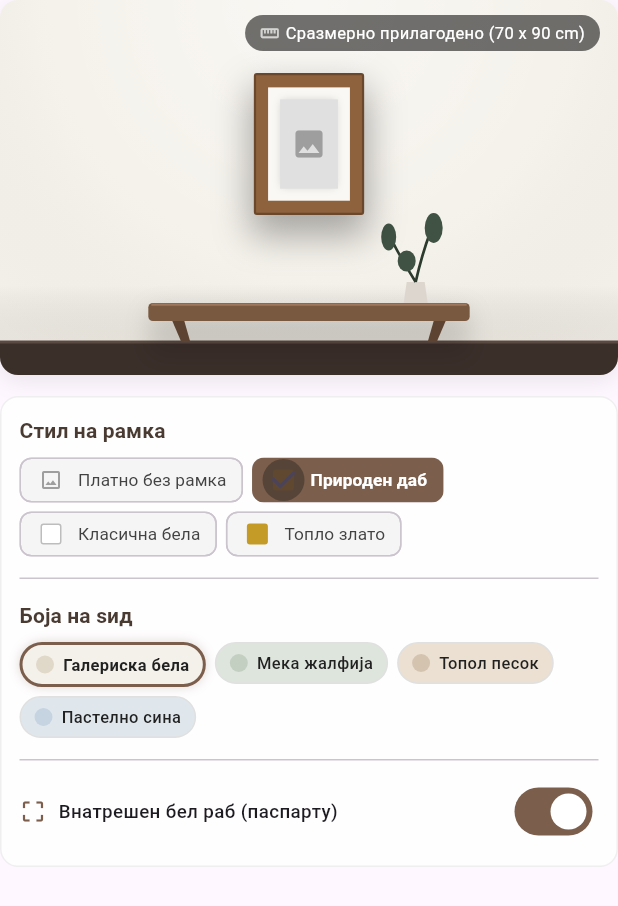
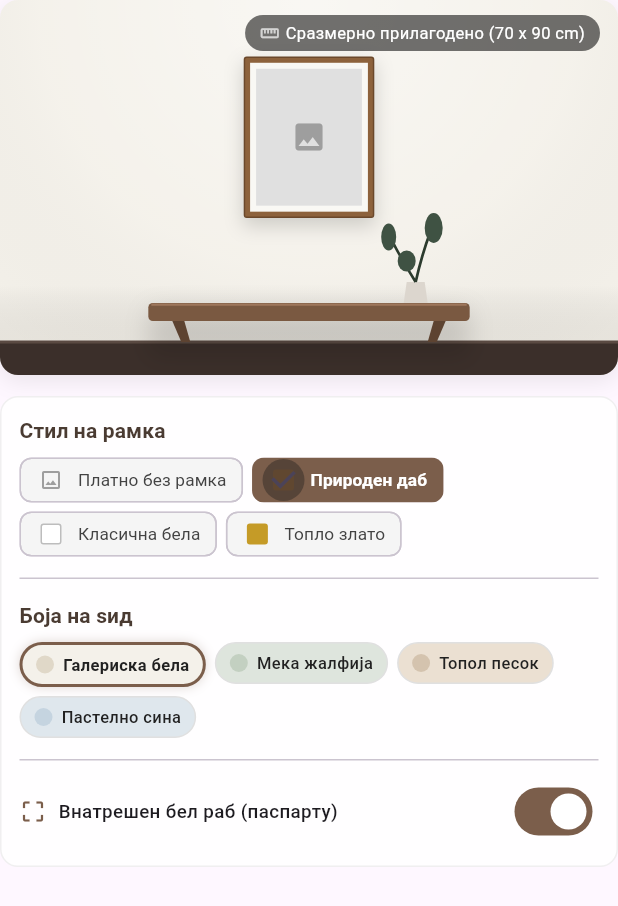
Before and after one commit to irinagalleryart/atelier_gallery, a Flutter app: the VirtualWallStudio widget shown alone on an empty page, opened directly with empty values, on a phone screen of 412 x 824 dp. Shown: the top 906 px of the screen. Run offline on Flutter 3.47's test engine with Material 3 defaults, Android fonts, the phone set to English and light mode, and no system bars; our stand-ins replace image_picker, shared_preferences, supabase_flutter, yaml; accounts and stored records are empty; network calls fail.

Commit message:
fix wall display

```diff
--- a/lib/widgets/virtual_wall_studio.dart
+++ b/lib/widgets/virtual_wall_studio.dart
@@ -114,6 +114,66 @@ class _VirtualWallStudioState extends State<VirtualWallStudio> {
   VirtualWallColor _selectedWallColor = VirtualWallColor.galleryOffWhite;
   bool _hasPassePartout = true;
 
+  double? _naturalAspectRatio;
+  ImageStream? _imageStream;
+  ImageStreamListener? _imageStreamListener;
+
+  @override
+  void initState() {
+    super.initState();
+    _resolveImageAspectRatio();
+  }
+
+  @override
+  void didUpdateWidget(covariant VirtualWallStudio oldWidget) {
+    super.didUpdateWidget(oldWidget);
+    if (oldWidget.artwork.imageUrl != widget.artwork.imageUrl) {
+      _naturalAspectRatio = null;
+      _resolveImageAspectRatio();
+    }
+  }
+
+  @override
+  void dispose() {
+    _removeImageStreamListener();
+    super.dispose();
+  }
+
+  void _removeImageStreamListener() {
+    if (_imageStream != null && _imageStreamListener != null) {
+      _imageStream!.removeListener(_imageStreamListener!);
+    }
+    _imageStream = null;
+    _imageStreamListener = null;
+  }
+
+  void _resolveImageAspectRatio() {
+    _removeImageStreamListener();
+    final url = widget.artwork.imageUrl.trim();
+    if (url.isEmpty) return;
+
+    final provider = NetworkImage(url);
+    final stream = provider.resolve(const ImageConfiguration());
+    final listener = ImageStreamListener(
+      (ImageInfo info, bool _) {
+        final w = info.image.width.toDouble();
+        final h = info.image.height.toDouble();
+        if (w > 0 && h > 0 && mounted) {
+          final ratio = w / h;
+          if (_naturalAspectRatio == null ||
+              (_naturalAspectRatio! - ratio).abs() > 0.01) {
+            setState(() => _naturalAspectRatio = ratio);
+          }
+        }
+      },
+      onError: (_, __) {},
+    );
+
+    _imageStream = stream;
+    _imageStreamListener = listener;
+    stream.addListener(listener);
+  }
+
   @override
   Widget build(BuildContext context) {
     final l10n = AppLocalizations.of(context)!;
@@ -126,57 +186,80 @@ class _VirtualWallStudioState extends State<VirtualWallStudio> {
         final roomWidth = constraints.maxWidth;
         final roomHeight = isNarrow ? 250.0 : 330.0;
 
-        // Calculate artwork target dimensions proportionally based on physical height cm
+        // Prefer real loaded image orientation so horizontal/landscape paintings
+        // always get a horizontal frame matching the actual artwork.
         final parsedDim = ArtworkDimensions.parse(widget.artwork.dimensions);
-        final maxHeight = roomHeight * 0.50;
-        final minHeight = roomHeight * 0.22;
+        final effectiveAspectRatio = (_naturalAspectRatio ??
+                parsedDim?.aspectRatio ??
+                1.0)
+            .clamp(0.45, 2.4);
 
-        double targetHeight;
-        double targetWidth;
+        final isLandscape = effectiveAspectRatio > 1.05;
 
-        if (parsedDim != null) {
-          // Map physical height (25cm to 140cm range) proportionally to pixel height
+        // Size artwork cleanly on the wall based on orientation and physical size
+        final baseHeight = isLandscape ? roomHeight * 0.34 : roomHeight * 0.42;
+        double targetHeight = baseHeight;
+        double targetWidth = targetHeight * effectiveAspectRatio;
+
+        if (parsedDim != null && _naturalAspectRatio == null) {
           const minCm = 25.0;
           const maxCm = 140.0;
           final clampedHeightCm = parsedDim.heightCm.clamp(minCm, maxCm);
           final progress =
               ((clampedHeightCm - minCm) / (maxCm - minCm)).clamp(0.0, 1.0);
+          final minH = isLandscape ? roomHeight * 0.24 : roomHeight * 0.26;
+          final maxH = isLandscape ? roomHeight * 0.40 : roomHeight * 0.46;
+          targetHeight = minH + (maxH - minH) * progress;
+          targetWidth = targetHeight * effectiveAspectRatio;
+        }
 
-          targetHeight = minHeight + (maxHeight - minHeight) * progress;
-          targetWidth = targetHeight * parsedDim.aspectRatio;
+        // Keep framed artwork inside the wall space and above the console shelf
+        final maxAllowedWidth = roomWidth * (isLandscape ? 0.62 : 0.52);
+        final maxAllowedHeight = roomHeight - 86.0;
 
-          // Cap maximum width so it stays neatly framed without overflowing room sides
-          final maxAllowedWidth = math.min(roomWidth * 0.62, roomHeight * 0.56);
         if (targetWidth > maxAllowedWidth) {
           final scale = maxAllowedWidth / targetWidth;
           targetWidth = maxAllowedWidth;
           targetHeight = targetHeight * scale;
         }
-        } else {
-          // Fallback if dimensions cannot be parsed
-          targetHeight = roomHeight * 0.38;
-          targetWidth = targetHeight * 0.82;
-          final maxAllowedWidth = math.min(roomWidth * 0.62, roomHeight * 0.56);
-          if (targetWidth > maxAllowedWidth) {
-            final scale = maxAllowedWidth / targetWidth;
-            targetWidth = maxAllowedWidth;
-            targetHeight = targetHeight * scale;
-          }
+        if (targetHeight > maxAllowedHeight) {
+          final scale = maxAllowedHeight / targetHeight;
+          targetHeight = maxAllowedHeight;
+          targetWidth = targetWidth * scale;
         }
 
-        // Horizontal and vertical centering calculations
-        final leftPos = (roomWidth - targetWidth) / 2;
-        final availableWallHeightAboveShelf = roomHeight - 64.0;
-        final topPos =
-            14.0 + (availableWallHeightAboveShelf - targetHeight) * 0.38;
-        final clampedTopPos = topPos.clamp(10.0, roomHeight * 0.42);
+        // Frame and inner mat (passe-partout) tightly wrapped around artwork
+        final showMatting =
+            _hasPassePartout && _selectedFrame != VirtualFrameStyle.none;
+
+        final minSide = math.min(targetWidth, targetHeight);
+        final frameThickness = _selectedFrame != VirtualFrameStyle.none
+            ? (minSide * 0.045).clamp(3.0, 7.5)
+            : 0.0;
+
+        final matThickness = showMatting
+            ? (minSide * 0.05).clamp(4.0, 8.5)
+            : 0.0;
+
+        final totalExtra = frameThickness + matThickness;
+
+        final outerWidth = targetWidth + 2 * totalExtra;
+        final outerHeight = targetHeight + 2 * totalExtra;
+
+        final outerLeftPos = (roomWidth - outerWidth) / 2;
+        final availableWallHeightAboveShelf = roomHeight - 66.0;
+        final artworkTopPos =
+            14.0 + (availableWallHeightAboveShelf - targetHeight) * 0.34;
+        final clampedArtworkTopPos =
+            artworkTopPos.clamp(10.0, roomHeight * 0.38);
+        final outerTopPos = clampedArtworkTopPos - totalExtra;
 
         return SingleChildScrollView(
           physics: const BouncingScrollPhysics(),
           child: Column(
             crossAxisAlignment: CrossAxisAlignment.stretch,
             children: [
-              // 1. Room Scene Canvas (Single Stack with direct Positioned child to avoid ParentDataWidget errors)
+              // 1. Room Scene Canvas
               Container(
                 height: roomHeight,
                 decoration: BoxDecoration(
@@ -205,19 +288,26 @@ class _VirtualWallStudioState extends State<VirtualWallStudio> {
                         ),
                       ),
 
-                      // Room Furniture (Console Table / Shelf & Plant Silhouette)
+                      // Room Furniture
                       CustomPaint(
                         size: Size(roomWidth, roomHeight),
                         painter: _RoomFurniturePainter(),
                       ),
 
-                      // Framed Artwork (Direct Positioned child of Stack)
+                      // Framed Artwork with orientation-matched frame
                       Positioned(
-                        left: leftPos,
-                        top: clampedTopPos,
-                        width: targetWidth,
-                        height: targetHeight,
-                        child: _buildFramedArtworkBox(targetHeight),
+                        left: outerLeftPos,
+                        top: outerTopPos,
+                        width: outerWidth,
+                        height: outerHeight,
+                        child: Center(
+                          child: _buildFramedArtworkBox(
+                            targetWidth: targetWidth,
+                            targetHeight: targetHeight,
+                            frameThickness: frameThickness,
+                            matThickness: matThickness,
+                          ),
+                        ),
                       ),
 
                       // Dimension Scale Note Badge
@@ -276,7 +366,6 @@ class _VirtualWallStudioState extends State<VirtualWallStudio> {
                 child: Column(
                   crossAxisAlignment: CrossAxisAlignment.start,
                   children: [
-                    // Frame Style Header & Selector (Wraps cleanly on narrow screens)
                     Row(
                       mainAxisAlignment: MainAxisAlignment.spaceBetween,
                       children: [
@@ -360,7 +449,6 @@ class _VirtualWallStudioState extends State<VirtualWallStudio> {
                     const Divider(height: 1),
                     const SizedBox(height: 14),
 
-                    // Wall Color Header & Selector (Wraps cleanly on narrow screens)
                     Text(
                       l10n.wallColor,
                       style: theme.textTheme.titleSmall?.copyWith(
@@ -434,12 +522,10 @@ class _VirtualWallStudioState extends State<VirtualWallStudio> {
                       }).toList(),
                     ),
 
-                    // Passe-partout / Inner White Mat Border Toggle (Hidden for unframed canvas)
                     if (_selectedFrame != VirtualFrameStyle.none) ...[
                       const SizedBox(height: 14),
                       const Divider(height: 1),
                       const SizedBox(height: 10),
-
                       Row(
                         mainAxisAlignment: MainAxisAlignment.spaceBetween,
                         children: [
@@ -484,83 +570,69 @@ class _VirtualWallStudioState extends State<VirtualWallStudio> {
     );
   }
 
-  Widget _buildFramedArtworkBox(double targetHeight) {
-    double frameBorderWidth = 0;
+  Widget _buildFramedArtworkBox({
+    required double targetWidth,
+    required double targetHeight,
+    required double frameThickness,
+    required double matThickness,
+  }) {
     BoxDecoration frameOuterDecoration;
-    EdgeInsets mattingPadding = EdgeInsets.zero;
 
     switch (_selectedFrame) {
       case VirtualFrameStyle.none:
-        frameBorderWidth = 0;
         frameOuterDecoration = BoxDecoration(
+          color: Colors.transparent,
           borderRadius: BorderRadius.circular(1),
           boxShadow: [
             BoxShadow(
-              color: Colors.black.withValues(alpha: 0.28),
-              blurRadius: 16,
-              spreadRadius: 1,
-              offset: const Offset(0, 10),
-            ),
-            BoxShadow(
-              color: Colors.black.withValues(alpha: 0.12),
-              blurRadius: 4,
-              offset: const Offset(0, 2),
+              color: Colors.black.withValues(alpha: 0.14),
+              blurRadius: 8,
+              spreadRadius: 0,
+              offset: const Offset(0, 4),
             ),
           ],
         );
-        mattingPadding = EdgeInsets.zero;
         break;
 
       case VirtualFrameStyle.oak:
-        frameBorderWidth = math.max(8.0, targetHeight * 0.06);
         frameOuterDecoration = BoxDecoration(
           color: const Color(0xFF8D623C),
           borderRadius: BorderRadius.circular(2),
           border: Border.all(
             color: const Color(0xFF6B482B),
-            width: 1.5,
-          ),
-          boxShadow: [
-            BoxShadow(
-              color: Colors.black.withValues(alpha: 0.32),
-              blurRadius: 20,
-              spreadRadius: 2,
-              offset: const Offset(0, 12),
-            ),
-          ],
-        );
-        mattingPadding =
-            (_hasPassePartout && _selectedFrame != VirtualFrameStyle.none)
-                ? EdgeInsets.all(math.max(8.0, targetHeight * 0.07))
-                : EdgeInsets.zero;
-        break;
-
-      case VirtualFrameStyle.white:
-        frameBorderWidth = math.max(8.0, targetHeight * 0.06);
-        frameOuterDecoration = BoxDecoration(
-          color: const Color(0xFFFDFDFD),
-          borderRadius: BorderRadius.circular(2),
-          border: Border.all(
-            color: const Color(0xFFE0E0E0),
             width: 1.0,
           ),
           boxShadow: [
             BoxShadow(
-              color: Colors.black.withValues(alpha: 0.26),
-              blurRadius: 18,
-              spreadRadius: 1,
-              offset: const Offset(0, 10),
+              color: Colors.black.withValues(alpha: 0.16),
+              blurRadius: 10,
+              spreadRadius: 0,
+              offset: const Offset(0, 5),
             ),
           ],
         );
-        mattingPadding =
-            (_hasPassePartout && _selectedFrame != VirtualFrameStyle.none)
-                ? EdgeInsets.all(math.max(8.0, targetHeight * 0.07))
-                : EdgeInsets.zero;
+        break;
+
+      case VirtualFrameStyle.white:
+        frameOuterDecoration = BoxDecoration(
+          color: const Color(0xFFFCFCFA),
+          borderRadius: BorderRadius.circular(2),
+          border: Border.all(
+            color: const Color(0xFFD8D5CE),
+            width: 1.0,
+          ),
+          boxShadow: [
+            BoxShadow(
+              color: Colors.black.withValues(alpha: 0.14),
+              blurRadius: 9,
+              spreadRadius: 0,
+              offset: const Offset(0, 4),
+            ),
+          ],
+        );
         break;
 
       case VirtualFrameStyle.gold:
-        frameBorderWidth = math.max(8.0, targetHeight * 0.06);
         frameOuterDecoration = BoxDecoration(
           gradient: const LinearGradient(
             begin: Alignment.topLeft,
@@ -578,17 +650,13 @@ class _VirtualWallStudioState extends State<VirtualWallStudio> {
           ),
           boxShadow: [
             BoxShadow(
-              color: Colors.black.withValues(alpha: 0.30),
-              blurRadius: 20,
-              spreadRadius: 1,
-              offset: const Offset(0, 12),
+              color: Colors.black.withValues(alpha: 0.16),
+              blurRadius: 10,
+              spreadRadius: 0,
+              offset: const Offset(0, 5),
             ),
           ],
         );
-        mattingPadding =
-            (_hasPassePartout && _selectedFrame != VirtualFrameStyle.none)
-                ? EdgeInsets.all(math.max(8.0, targetHeight * 0.07))
-                : EdgeInsets.zero;
         break;
     }
 
@@ -597,27 +665,22 @@ class _VirtualWallStudioState extends State<VirtualWallStudio> {
 
     return Container(
       decoration: frameOuterDecoration,
-      padding: EdgeInsets.all(frameBorderWidth),
+      padding: EdgeInsets.all(frameThickness),
       child: Container(
         color: showMatting ? const Color(0xFFF9F8F4) : Colors.transparent,
-        padding: mattingPadding,
-        child: Container(
-          decoration: BoxDecoration(
-            boxShadow: showMatting
-                ? [
-                    BoxShadow(
-                      color: Colors.black.withValues(alpha: 0.18),
-                      blurRadius: 4,
-                      spreadRadius: -1,
-                    ),
-                  ]
-                : null,
-          ),
+        padding: EdgeInsets.all(matThickness),
+        child: SizedBox(
+          width: targetWidth,
+          height: targetHeight,
           child: widget.artwork.imageUrl.isNotEmpty
               ? Image.network(
                   widget.artwork.imageUrl,
-                  fit: BoxFit.cover,
+                  width: targetWidth,
+                  height: targetHeight,
+                  fit: BoxFit.contain,
                   errorBuilder: (context, error, stackTrace) => Container(
+                    width: targetWidth,
+                    height: targetHeight,
                     color: Colors.grey.shade300,
                     child: const Center(
                       child: Icon(Icons.broken_image,
@@ -626,6 +689,8 @@ class _VirtualWallStudioState extends State<VirtualWallStudio> {
                   ),
                 )
               : Container(
+                  width: targetWidth,
+                  height: targetHeight,
                   color: Colors.grey.shade300,
                   child: const Center(
                     child: Icon(Icons.image, color: Colors.grey, size: 24),
@@ -680,7 +745,6 @@ class _WallLightPainter extends CustomPainter {
 
   @override
   void paint(Canvas canvas, Size size) {
-    // Top center light cone
     final lightPaint = Paint()
       ..shader = RadialGradient(
         center: const Alignment(0, -1.0),
@@ -695,7 +759,6 @@ class _WallLightPainter extends CustomPainter {
 
     canvas.drawRect(Rect.fromLTWH(0, 0, size.width, size.height), lightPaint);
 
-    // Subtle floor shadow gradient at bottom
     final shadowPaint = Paint()
       ..shader = LinearGradient(
         begin: Alignment.topCenter,
@@ -726,7 +789,6 @@ class _RoomFurniturePainter extends CustomPainter {
     final tableTopY = size.height - floorHeight - 26.0;
     final tableLeft = (size.width - tableWidth) / 2;
 
-    // 1. Skirting Board / Floor Base
     final floorPaint = Paint()..color = const Color(0xFF3B2F2A);
     canvas.drawRect(
       Rect.fromLTWH(0, size.height - floorHeight, size.width, floorHeight),
@@ -742,7 +804,6 @@ class _RoomFurniturePainter extends CustomPainter {
       skirtingLinePaint,
     );
 
-    // 2. Console Table Shadow on Wall/Floor
     final tableShadow = Paint()
       ..color = Colors.black.withValues(alpha: 0.12)
       ..maskFilter = const MaskFilter.blur(BlurStyle.normal, 8);
@@ -754,7 +815,6 @@ class _RoomFurniturePainter extends CustomPainter {
       tableShadow,
     );
 
-    // 3. Console Table Legs (Minimalist tapered wooden legs)
     final legPaint = Paint()..color = const Color(0xFF5D4331);
     final legPath1 = Path()
       ..moveTo(tableLeft + 16, tableTopY + tableHeight)
@@ -772,7 +832,6 @@ class _RoomFurniturePainter extends CustomPainter {
       ..close();
     canvas.drawPath(legPath2, legPaint);
 
-    // 4. Console Table Surface
     final tableTopPaint = Paint()..color = const Color(0xFF7A5941);
     final tableTopRRect = RRect.fromRectAndRadius(
       Rect.fromLTWH(tableLeft, tableTopY, tableWidth, tableHeight),
@@ -780,7 +839,6 @@ class _RoomFurniturePainter extends CustomPainter {
     );
     canvas.drawRRect(tableTopRRect, tableTopPaint);
 
-    // Table top highlight
     final tableHighlight = Paint()
       ..color = const Color(0xFF9E775C)
       ..strokeWidth = 1.5;
@@ -790,11 +848,9 @@ class _RoomFurniturePainter extends CustomPainter {
       tableHighlight,
     );
 
-    // 5. Minimalist Potted Ceramic Plant Silhouette on Right Side of Console Table
     final plantBaseX = tableLeft + tableWidth - 36;
     final plantBaseY = tableTopY;
 
-    // Ceramic Pot
     final potPaint = Paint()..color = const Color(0xFFDCD6CE);
     final potPath = Path()
       ..moveTo(plantBaseX - 8, plantBaseY)
@@ -804,7 +860,6 @@ class _RoomFurniturePainter extends CustomPainter {
       ..close();
     canvas.drawPath(potPath, potPaint);
 
-    // Plant Stems & Leaves
     final leafPaint = Paint()
       ..color = const Color(0xFF3F5243)
       ..style = PaintingStyle.fill;
@@ -814,7 +869,6 @@ class _RoomFurniturePainter extends CustomPainter {
       ..strokeWidth = 1.8
       ..style = PaintingStyle.stroke;
 
-    // Stem 1 & Leaves
     final stem1 = Path()
       ..moveTo(plantBaseX, plantBaseY - 14)
       ..quadraticBezierTo(
@@ -829,7 +883,6 @@ class _RoomFurniturePainter extends CustomPainter {
       leafPaint,
     );
 
-    // Stem 2 & Leaves
     final stem2 = Path()
       ..moveTo(plantBaseX, plantBaseY - 14)
       ..quadraticBezierTo(
@@ -844,7 +897,6 @@ class _RoomFurniturePainter extends CustomPainter {
       leafPaint,
     );
 
-    // Side Leaf
     canvas.drawOval(
       Rect.fromCenter(
         center: Offset(plantBaseX - 6, plantBaseY - 28),
```
Lines whose indentation alone changed are shown as unchanged.
